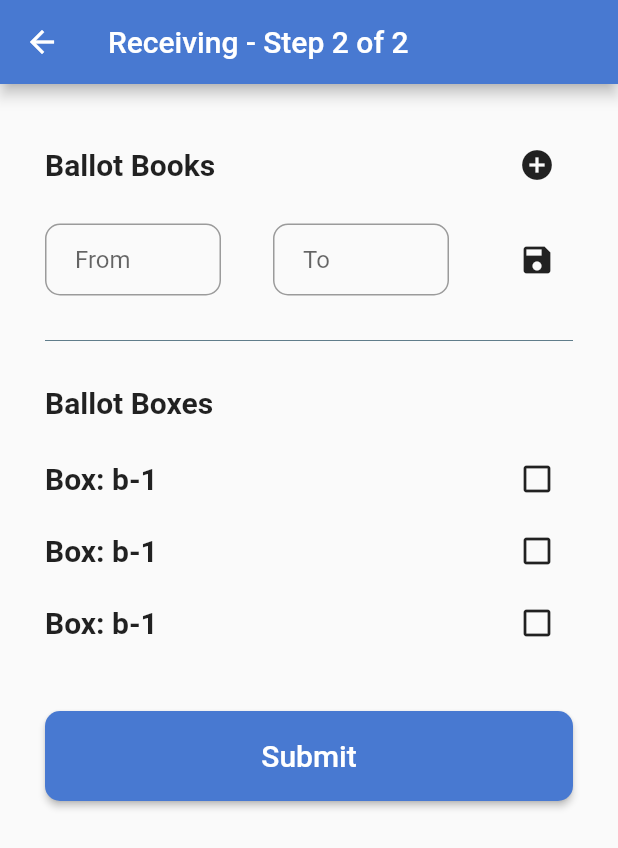
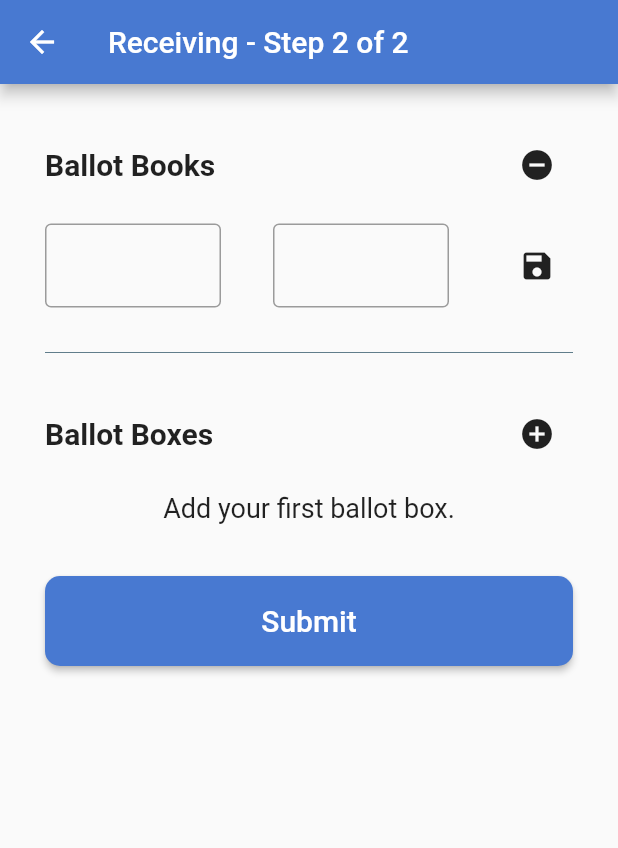
Before and after one commit to ECLK/MAFT, a Flutter app: the ReceivingStepTwoScreen screen opened by its route, after a tap on the "add circle" icon, on a phone screen of 412 x 824 dp. Shown: the top 848 px of the screen. Run offline on Flutter 3.47's test engine with Material 2 defaults, Android fonts, the phone set to English and light mode, and no system bars; our stand-ins replace flutter_redux, flutter_typeahead, image_picker, redux; network calls fail.

Commit message:
Receiving screens updated

```diff
--- a/lib/screens/widgets/receiving_steptwo_form.dart
+++ b/lib/screens/widgets/receiving_steptwo_form.dart
@@ -1,7 +1,8 @@
 import 'package:flutter/material.dart';
 import 'package:flutter_redux/flutter_redux.dart';
+import 'package:tabulation/screens/widgets/ballot_book.dart';
+import 'package:tabulation/screens/widgets/ballot_box.dart';
 import 'package:tabulation/store/app/app_state.dart';
-import 'package:tabulation/view_models/home_viewmodel.dart';
 import 'package:tabulation/view_models/receivingsteptwo_viewmodel.dart';
 
 class ReceivingStepTwoForm extends StatefulWidget {
@@ -9,47 +10,45 @@ class ReceivingStepTwoForm extends StatefulWidget {
   _ReceivingStepTwoFormState createState() => new _ReceivingStepTwoFormState();
 }
 
-
-// to do
-// POSt /ballot-book for from and to click on CHECK
-// and /invoice/{invoiceId}/stationary-item when click on SAVE
-// for ballot boxes get all using /ballot-box
-// then for each /ballot-box POST it to /invoice/{invoiceId}/stationary-item
-
-
-
 class _ReceivingStepTwoFormState extends State<ReceivingStepTwoForm> {
   final _formKey = GlobalKey<FormState>();
-  List<Widget> _ballotBooks = new List<Widget>();
+  List<BallotBook> ballotBooks = new List<BallotBook>();
+  List<BallotBoxWidget> ballotBoxes = new List<BallotBoxWidget>();
 
   @override
   Widget build(BuildContext context) {
     return Form(
       key: _formKey,
-      child:
-      // new StoreConnector<AppState, ReceivingStepTwoViewModel>(
-          // onInit: (store) {
-          //   print('2- oninit');
-          // },
-          // onWillChange: (viewModel) {
-          //   print('2- onWillChange');
-          // },
-          // onDidChange: (viewModel) {
-          //   print('2- onDidchange');
-          // },
-          // converter: (store) => ReceivingStepTwoViewModel.fromStore(store),
-          // builder: (context, viewModel) {
-             new Column(
-              children: getFormWidget(),
-            ),
-          // }),
+      child: new StoreConnector<AppState, ReceivingStepTwoViewModel>(
+          onDidChange: (viewModel) {
+            if (viewModel.isBallotBookActive == true &&
+                viewModel.activeBallotBook.statusCodeMessage != "" &&
+                viewModel.activeBallotBook.statusCode != 0 &&
+                viewModel.activeBallotBook.statusCode != 201) {
+              this._showDialog(viewModel.activeBallotBook.statusCodeMessage);
+            }
+          },
+          converter: (store) => ReceivingStepTwoViewModel.fromStore(store),
+          builder: (context, viewModel) {
+            return new Column(
+              children: getFormWidget(viewModel),
+            );
+          }),
     );
   }
 
-  List<Widget> getFormWidget() {
-    // print('2- invoice id ' + viewModel.invoiceId.toString());
+  void _showDialog(String message) {
+    Scaffold.of(context).showSnackBar(
+      SnackBar(
+        backgroundColor: Colors.redAccent,
+        content: Text(message ?? ''),
+      ),
+    );
+  }
 
-    List<Widget> formWidgets = new List();
+  List<Widget> getFormWidget(ReceivingStepTwoViewModel viewModel) {
+    List<Widget> widgets = new List();
+    List<Widget> children = new List<Widget>();
 
     final ballotBooksHeading = Row(
       mainAxisAlignment: MainAxisAlignment.spaceBetween,
@@ -64,138 +63,85 @@ class _ReceivingStepTwoFormState extends State<ReceivingStepTwoForm> {
           ),
         ),
         new Flexible(
-          child: IconButton(
+          child: !viewModel.isBallotBookActive
+              ? IconButton(
                   icon: Icon(Icons.add_circle),
                   tooltip: 'Add Ballot Book',
-            onPressed: () {},
+                  onPressed: () {
+                    this.addBallotBook(viewModel);
+                  },
+                )
+              : IconButton(
+                  icon: Icon(Icons.remove_circle),
+                  tooltip: 'Remove Active Ballot Book',
+                  onPressed: () {
+                    this.addBallotBook(viewModel);
+                  },
                 ),
-        )
+        ),
       ],
     );
-
-    final ballotBookRow = Row(
-      mainAxisAlignment: MainAxisAlignment.spaceBetween,
-      children: <Widget>[
-        new Flexible(
-          child: new SizedBox(
-            width: 140,
-            child: TextFormField(
-              keyboardType: TextInputType.text,
-              autofocus: false,
-              decoration: InputDecoration(
-                hintText: 'From',
-                contentPadding: EdgeInsets.fromLTRB(20.0, 10.0, 20.0, 10.0),
-                border: OutlineInputBorder(
-                    borderRadius: BorderRadius.circular(10.0)),
-              ),
-            ),
-          ),
-        ),
-        new Flexible(
-          child: new SizedBox(
-            width: 140,
-            child: TextFormField(
-              keyboardType: TextInputType.text,
-              autofocus: false,
-              decoration: InputDecoration(
-                hintText: 'To',
-                contentPadding: EdgeInsets.fromLTRB(20.0, 10.0, 20.0, 10.0),
-                border: OutlineInputBorder(
-                    borderRadius: BorderRadius.circular(10.0)),
-              ),
-            ),
-          ),
-        ),
-        // StoreConnector<int, String>(
-        // converter: (store) => store.state.toString(),
-        // builder: (context, viewModel) {
-        //  new Flexible(
-        //   child: new SizedBox(
-        //     width: 100,
-        //     child: new Text(
-        //       viewModel,
-        //       style: new TextStyle(
-        //           fontWeight: FontWeight.bold, fontSize: 20.0),
-        //       textAlign: TextAlign.center,
-        //     ),
-        //   ),
-        // ),
-        // }),
-        new Flexible(
-          child: IconButton(
-            icon: Icon(Icons.save),
-            tooltip: 'Close Ballot Book',
-            onPressed: () {},
-          ),
-        )
-      ],
-    );
-
-    // var testone = <Widget>[]
-
-
-    // final tenderBallotBooksHeading = new Row(
-    //   mainAxisAlignment: MainAxisAlignment.spaceBetween,
-    //   crossAxisAlignment: CrossAxisAlignment.start,
-    //   mainAxisSize: MainAxisSize.max,
-    //   children: <Widget>[
-    //     new Flexible(
-    //       child: Padding(
-    //         padding: const EdgeInsets.only(
-    //             top: 0.0, right: 0.0, left: 0.0, bottom: 0.0),
-    //         child: new SizedBox(
-    //           width: 300,
-    //           child: new Text(
-    //             'Tender Ballot Books',
-    //             style:
-    //                 new TextStyle(fontWeight: FontWeight.bold, fontSize: 19.0),
-    //           ),
-    //         ),
-    //       ),
-    //     ),
-    //     new Flexible(
-    //       child: new SizedBox(
-    //         width: 50,
-    //         child: IconButton(
-    //           icon: Icon(Icons.add_circle),
-    //           tooltip: 'Add Tender Ballot Book',
-    //           onPressed: () {},
-    //         ),
-    //       ),
-    //     )
-    //   ],
-    // );
 
     final ballotBoxesHeading = Row(
       mainAxisAlignment: MainAxisAlignment.spaceBetween,
       children: <Widget>[
-        new Padding(
+        new Flexible(
+          child: new Padding(
             padding: const EdgeInsets.only(top: 0.0, right: 0.0, left: 0.0),
             child: new Text(
               'Ballot Boxes',
               style: new TextStyle(fontWeight: FontWeight.bold, fontSize: 20.0),
             ),
           ),
+        ),
+        new Flexible(
+          child: !viewModel.isBallotBoxActive
+              ? IconButton(
+                  icon: Icon(Icons.add_circle),
+                  tooltip: 'Add Ballot Boxes',
+                  onPressed: () {
+                    this.addBallotBox(viewModel);
+                  },
+                )
+              : IconButton(
+                  icon: Icon(Icons.remove_circle),
+                  tooltip: 'Remove Active Ballot Boxe',
+                  onPressed: () {
+                    this.addBallotBox(viewModel);
+                  },
+                ),
+          // }),
+        )
       ],
     );
 
-    final ballotBoxRow = Row(
-      mainAxisAlignment: MainAxisAlignment.spaceBetween,
+    final noBallotBooksHeading = Row(
+      mainAxisAlignment: MainAxisAlignment.center,
       children: <Widget>[
         new Flexible(
           child: Padding(
             padding: const EdgeInsets.only(top: 0.0, right: 0.0, left: 0.0),
             child: new Text(
-              'Box: b-1',
-              style: new TextStyle(fontWeight: FontWeight.bold, fontSize: 20.0),
+              'Add your first ballot book.',
+              style:
+                  new TextStyle(fontWeight: FontWeight.normal, fontSize: 18.0),
             ),
           ),
+        )
+      ],
+    );
+
+    final noBallotBoxesHeading = Row(
+      mainAxisAlignment: MainAxisAlignment.center,
+      children: <Widget>[
+        new Flexible(
+          child: Padding(
+            padding: const EdgeInsets.only(top: 0.0, right: 0.0, left: 0.0),
+            child: new Text(
+              'Add your first ballot box.',
+              style:
+                  new TextStyle(fontWeight: FontWeight.normal, fontSize: 18.0),
             ),
-        new Flexible(
-          child: IconButton(
-            icon: Icon(Icons.check_box_outline_blank),
-            tooltip: 'Add Ballot Book',
-            onPressed: () {},
           ),
         )
       ],
@@ -223,41 +169,131 @@ class _ReceivingStepTwoFormState extends State<ReceivingStepTwoForm> {
           onPressed: () {
             if (!_formKey.currentState.validate()) {
             } else {
-              Navigator.of(context).popUntil(ModalRoute.withName('/home'));
+              viewModel.confirmInvoice();
             }
           },
         ),
       ),
     );
 
-    final body = SingleChildScrollView(
-      child: Column(
+    // generate the view
+    children.add(ballotBooksHeading);
+    children.add(SizedBox(height: 15.0));
+
+    // add ballot books already created
+    viewModel.ballotBookResponseModels.forEach((ballotBook) {
+      final ballotBookRow = Row(
+        mainAxisAlignment: MainAxisAlignment.spaceBetween,
         children: <Widget>[
-          ballotBooksHeading,
-          SizedBox(height: 15.0),
-          ballotBookRow,
-          SizedBox(height: 15.0),
-          divider,
-          // SizedBox(height: 15.0),
-          // tenderBallotBooksHeading,
-          // SizedBox(height: 15.0),
-          // ballotBookRow,
-          // SizedBox(height: 15.0),
-          // divider,
-          SizedBox(height: 15.0),
-          ballotBoxesHeading,
-          SizedBox(height: 15.0),
-          ballotBoxRow,
-          ballotBoxRow,
-          ballotBoxRow,
-          SizedBox(height: 15.0),
-          btnSubmit,
+          new Flexible(
+            child: new SizedBox(
+              child: new Text(
+                "Ballot book from " +
+                    ballotBook.fromBallotId.toString() +
+                    " to " +
+                    ballotBook.toBallotId.toString(),
+                style: new TextStyle(
+                    fontWeight: FontWeight.normal, fontSize: 18.0),
+              ),
+            ),
+          ),
         ],
-      ),
       );
 
-    formWidgets.add(body);
+      children.add(ballotBookRow);
+      children.add(SizedBox(height: 15.0));
+    });
 
-    return formWidgets;
+    if (viewModel.isBallotBookActive) {
+      ballotBooks.forEach((ballotBook) {
+        children.add(ballotBook);
+      });
+    } else {
+      this.ballotBooks = new List<BallotBook>();
+    }
+
+    // show no ballot books header
+    if (viewModel.ballotBookResponseModels.length == 0 &&
+        this.ballotBooks.length == 0) {
+      children.add(noBallotBooksHeading);
+    }
+
+    children.add(SizedBox(height: 15.0));
+    children.add(divider);
+    children.add(SizedBox(height: 15.0));
+    children.add(ballotBoxesHeading);
+    children.add(SizedBox(height: 15.0));
+
+    // add ballot boxes already created
+    viewModel.ballotBoxResponseModels.forEach((ballotBox) {
+      final ballotBoxRow = Row(
+        mainAxisAlignment: MainAxisAlignment.spaceBetween,
+        children: <Widget>[
+          new Flexible(
+            child: new SizedBox(
+              child: new Text(
+                ballotBox.ballotBoxId.toString(),
+                style: new TextStyle(
+                    fontWeight: FontWeight.normal, fontSize: 18.0),
+              ),
+            ),
+          ),
+        ],
+      );
+
+      children.add(ballotBoxRow);
+      children.add(SizedBox(height: 15.0));
+    });
+
+    if (viewModel.isBallotBoxActive) {
+      ballotBoxes.forEach((ballotBox) {
+        children.add(ballotBox);
+      });
+    } else {
+      this.ballotBoxes = new List<BallotBoxWidget>();
+    }
+
+    // show no ballot boxes header
+    if (viewModel.ballotBoxResponseModels.length == 0 &&
+        this.ballotBoxes.length == 0) {
+      children.add(noBallotBoxesHeading);
+    }
+
+    children.add(SizedBox(height: 15.0));
+    children.add(btnSubmit);
+
+    final body = SingleChildScrollView(child: Column(children: children));
+
+    widgets.add(body);
+
+    return widgets;
+  }
+
+  void addBallotBook(ReceivingStepTwoViewModel viewModel) {
+    if (!viewModel.isBallotBookActive) {
+      viewModel.updateBallotBookStatus(true);
+      setState(() {
+        ballotBooks.add(BallotBook());
+      });
+    } else {
+      setState(() {
+        viewModel.updateBallotBookStatus(false);
+        ballotBooks.removeLast();
+      });
     }
   }
+
+  void addBallotBox(ReceivingStepTwoViewModel viewModel) {
+    if (!viewModel.isBallotBoxActive) {
+      viewModel.updateBallotBoxStatus(true);
+      setState(() {
+        ballotBoxes.add(BallotBoxWidget());
+      });
+    } else {
+      setState(() {
+        viewModel.updateBallotBoxStatus(false);
+        ballotBoxes.removeLast();
+      });
+    }
+  }
+}
--- a/lib/view_models/receivingsteptwo_viewmodel.dart
+++ b/lib/view_models/receivingsteptwo_viewmodel.dart
@@ -1,15 +1,72 @@
 import 'package:redux/redux.dart';
+import 'package:tabulation/store/actions/ballot_book_actions.dart';
+import 'package:tabulation/store/actions/ballot_boxes_actions.dart';
+import 'package:tabulation/store/actions/invoice_actions.dart';
 import 'package:tabulation/store/app/app_state.dart';
+import 'package:tabulation/store/models/ballot_book_response.dart';
+import 'package:tabulation/store/models/ballot_box_response.dart';
 
 class ReceivingStepTwoViewModel {
   final int invoiceId;
+  final Function(int electionId, String ballotBookFrom, String ballotBookTo)
+      postBallotBook;
+  final Function(int electionId, String ballotBoxId) postBallotBox;
+  final BallotBookResponseModel activeBallotBook;
+  final Function(int electionId) getBallotBoxes;
+  final bool isBallotBookActive;
+  final bool isBallotBoxActive;
+  final Function(bool isBallotBookActive) updateBallotBookStatus;
+  final Function(bool isBallotBoxActive) updateBallotBoxStatus;
+  final List<BallotBookResponseModel> ballotBookResponseModels;
+  final List<BallotBoxResponseModel> ballotBoxResponseModels;
+  final Function confirmInvoice;
 
   ReceivingStepTwoViewModel(
-      {this.invoiceId});
+      {this.invoiceId,
+      this.postBallotBox,
+      this.postBallotBook,
+      this.activeBallotBook,
+      this.getBallotBoxes,
+      this.isBallotBookActive,
+      this.isBallotBoxActive,
+      this.updateBallotBookStatus,
+      this.updateBallotBoxStatus,
+      this.ballotBookResponseModels,
+      this.ballotBoxResponseModels,
+      this.confirmInvoice});
 
   static ReceivingStepTwoViewModel fromStore(Store<AppState> store) {
     return ReceivingStepTwoViewModel(
-        // invoiceId: store.state.invoiceState.invoiceId
-    );
+        postBallotBook: (electionId, ballotBookFrom, ballotBookTo) {
+          store.dispatch(new PostBallotBookAction(
+              electionId,
+              store.state.invoiceState.invoiceId,
+              ballotBookFrom,
+              ballotBookTo));
+        },
+        postBallotBox: (electionId, ballotBoxId) {
+          store.dispatch(new PostBallotBoxAction(
+              electionId, store.state.invoiceState.invoiceId, ballotBoxId));
+        },
+        confirmInvoice: () {
+          store.dispatch(
+              new ConfirmInvoiceAction(store.state.invoiceState.invoiceId));
+        },
+        activeBallotBook: store.state.ballotBookState.getModel(),
+        invoiceId: store.state.invoiceState.invoiceId,
+        getBallotBoxes: (electionId) {
+          store.dispatch(new FetchBalloBoxesAction(electionId));
+        },
+        isBallotBookActive: store.state.ballotBookState.isBallotBookActive,
+        isBallotBoxActive: store.state.ballotBoxState.isBallotBoxActive,
+        updateBallotBookStatus: (isBallotBookActive) {
+          store.dispatch(new UpdateBallotBookStatus(isBallotBookActive));
+        },
+        updateBallotBoxStatus: (isBallotBoxActive) {
+          store.dispatch(new UpdateBallotBoxStatus(isBallotBoxActive));
+        },
+        ballotBoxResponseModels:
+            store.state.ballotBoxState.ballotBoxResponseModels,
+        ballotBookResponseModels: store.state.ballotBookState.ballotBooks);
   }
 }
```
Also changed, not shown: lib/screens/widgets/receiving_stepone_form.dart (+57 -70 lines). Lines whose indentation alone changed are shown as unchanged.
